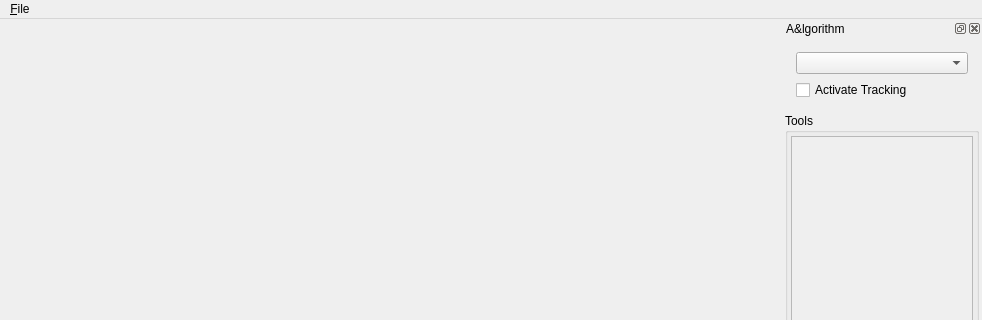
Old version of the form BioTracker/CoreApp/BioTracker/View/MainWindow.ui in the repository BioroboticsLab/biotracker_core; both pictures show x 0 to 982 and y 0 to 320 of the 982 by 818 pixel window.
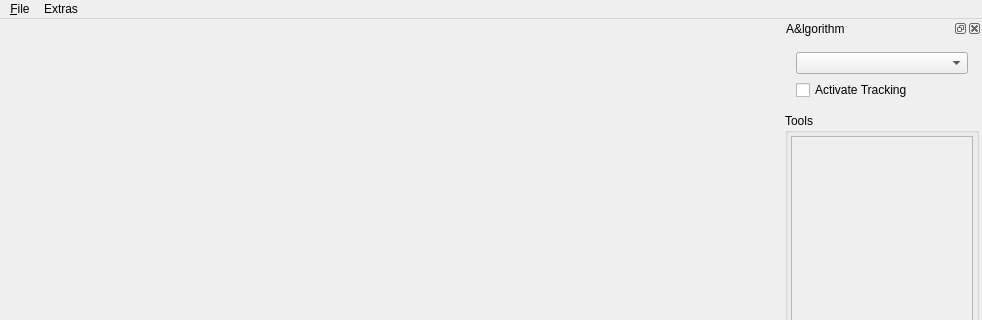
New version of the form.

The edit to the form file:
```diff
--- a/BioTracker/CoreApp/BioTracker/View/MainWindow.ui
+++ b/BioTracker/CoreApp/BioTracker/View/MainWindow.ui
@@ -177,7 +177,14 @@
     <addaction name="separator"/>
     <addaction name="actionQuit"/>
    </widget>
+   <widget class="QMenu" name="menuExtras">
+    <property name="title">
+     <string>Extras</string>
+    </property>
+    <addaction name="actionSettings"/>
+   </widget>
    <addaction name="menuFile"/>
+   <addaction name="menuExtras"/>
   </widget>
   <widget class="QDockWidget" name="dockWidgetAlgorithm">
    <property name="sizePolicy">
```
Left out of the diff: 5 changed lines with no effect on the pictures.
